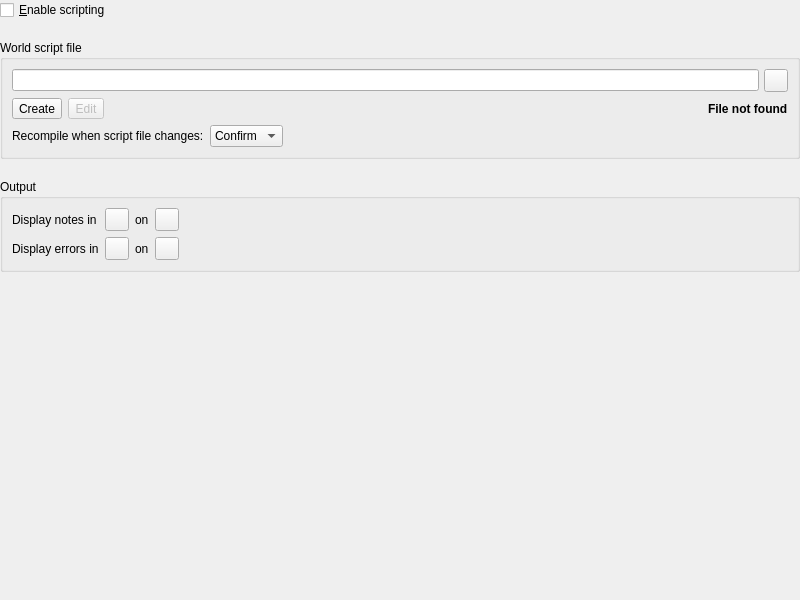
Above: smushclient-qt/cpp/ui/worlddetails/scripting.ui from jnbooth/smushclient before the change. Below: the same form after it.
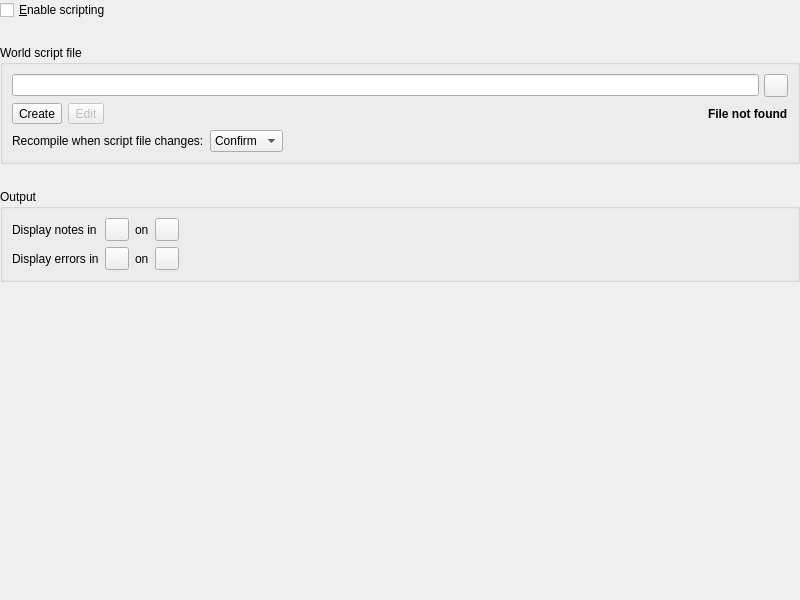
That is the form after the change. Icons and pictures are not drawn. Custom widgets are drawn as their Qt base class.

The edit to the form file:
```diff
--- a/smushclient-qt/cpp/ui/worlddetails/scripting.ui
+++ b/smushclient-qt/cpp/ui/worlddetails/scripting.ui
@@ -15,7 +15,7 @@
   </property>
   <layout class="QVBoxLayout" name="verticalLayout">
    <property name="spacing">
-    <number>20</number>
+    <number>25</number>
    </property>
    <property name="leftMargin">
     <number>0</number>
```
